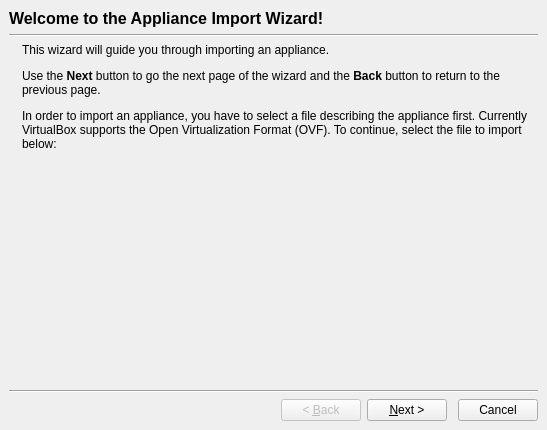
The window that vbox/src/VBox/Frontends/VirtualBox/ui/VBoxImportApplianceWzd.ui (jljuxgm/vboxgit) describes before a commit, drawn with Qt 5.
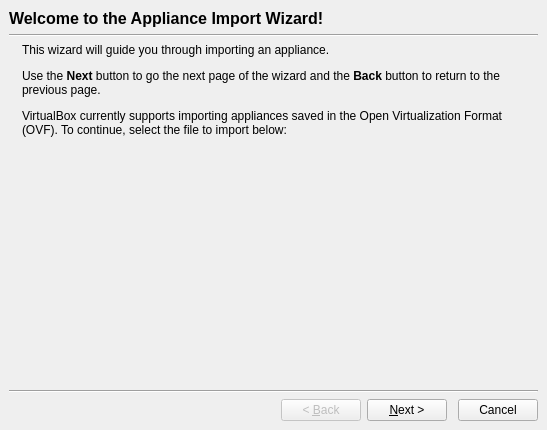
The same window after the commit. Icons and pictures are not drawn. Custom widgets are drawn as their Qt base class.

Diff of the .ui file:
```diff
--- a/vbox/src/VBox/Frontends/VirtualBox/ui/VBoxImportApplianceWzd.ui
+++ b/vbox/src/VBox/Frontends/VirtualBox/ui/VBoxImportApplianceWzd.ui
@@ -108,7 +108,7 @@
 &lt;/style&gt;&lt;/head&gt;&lt;body&gt;
 &lt;p style=&quot; margin-top:12px; margin-bottom:12px; margin-left:0px; margin-right:0px; -qt-block-indent:0; text-indent:0px;&quot;&gt;This wizard will guide you through importing an appliance. &lt;/p&gt;
 &lt;p style=&quot; margin-top:12px; margin-bottom:12px; margin-left:0px; margin-right:0px; -qt-block-indent:0; text-indent:0px;&quot;&gt;Use the &lt;span style=&quot; font-weight:600;&quot;&gt;Next&lt;/span&gt; button to go the next page of the wizard and the &lt;span style=&quot; font-weight:600;&quot;&gt;Back&lt;/span&gt; button to return to the previous page.&lt;/p&gt;
-&lt;p style=&quot; margin-top:12px; margin-bottom:12px; margin-left:0px; margin-right:0px; -qt-block-indent:0; text-indent:0px;&quot;&gt;In order to import an appliance, you have to select a file describing the appliance first. Currently VirtualBox supports the Open Virtualization Format (OVF). To continue, select the file to import below:&lt;/p&gt;&lt;/body&gt;&lt;/html&gt;</string>
+&lt;p style=&quot; margin-top:12px; margin-bottom:12px; margin-left:0px; margin-right:0px; -qt-block-indent:0; text-indent:0px;&quot;&gt;VirtualBox currently supports importing appliances saved in the Open Virtualization Format (OVF). To continue, select the file to import below:&lt;/p&gt;&lt;/body&gt;&lt;/html&gt;</string>
            </property>
            <property name="wordWrap">
             <bool>true</bool>
```
Left out of the diff: 2 changed lines with no effect on the pictures.
